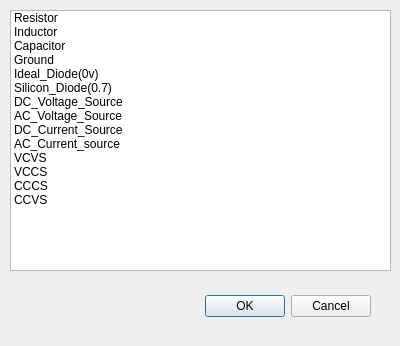
Qt form addelementdialog.ui (ArmanHaghighi/Spice) before a commit.
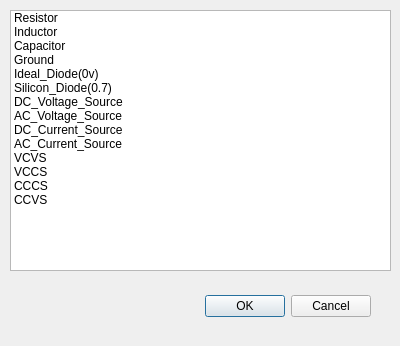
The same form after that commit. Icons and pictures are not drawn.

```diff
--- a/addelementdialog.ui
+++ b/addelementdialog.ui
@@ -117,7 +117,7 @@
    </item>
    <item>
     <property name="text">
-     <string>AC_Current_source</string>
+     <string>AC_Current_Source</string>
     </property>
    </item>
    <item>
```
